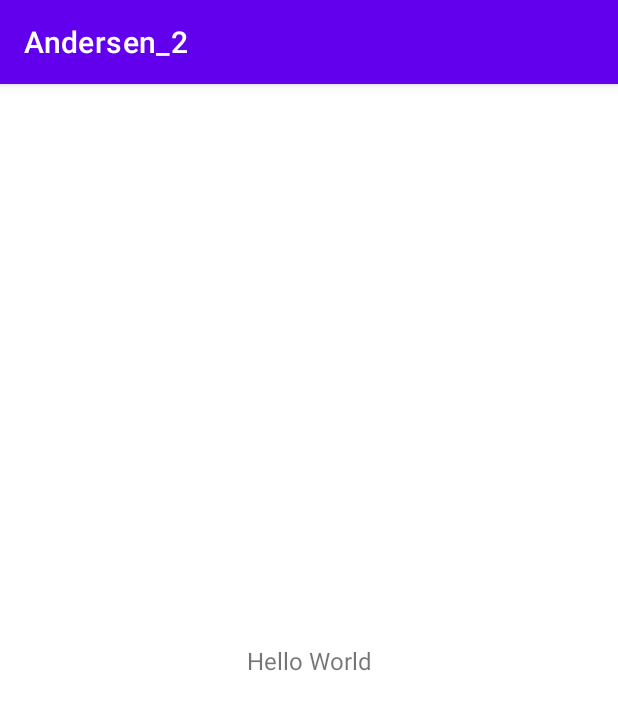
After one commit to teckzi/Andersen_2, an Android app: the LessonOneOne screen opened directly, with no data from a screen before it, on a phone screen of 412 x 824 dp. The commit adds this screen. Shown: the top 710 px of the screen. Run offline under Robolectric (Android 15) with nearby library versions, the phone set to English and light mode, and no system bars.

Commit message:
Lesson 1.1

```diff
--- a/app/src/main/AndroidManifest.xml
+++ b/app/src/main/AndroidManifest.xml
@@ -10,6 +10,9 @@
         android:supportsRtl="true"
         android:theme="@style/Theme.Andersen_2">
         <activity
+            android:name=".lessonOneOne.LessonOneOne"
+            android:exported="false" />
+        <activity
             android:name=".MainActivity"
             android:exported="true">
             <intent-filter>
--- a/app/src/main/java/com/tck/myapplication/MainActivity.kt
+++ b/app/src/main/java/com/tck/myapplication/MainActivity.kt
@@ -4,6 +4,7 @@ import androidx.appcompat.app.AppCompatActivity
 import android.os.Bundle
 import androidx.databinding.DataBindingUtil
 import com.tck.myapplication.databinding.ActivityMainBinding
+import com.tck.myapplication.lessonOneOne.LessonOneOne
 
 class MainActivity : AppCompatActivity() {
     override fun onCreate(savedInstanceState: Bundle?) {
@@ -11,7 +12,7 @@ class MainActivity : AppCompatActivity() {
         val binding: ActivityMainBinding = DataBindingUtil.setContentView(this,R.layout.activity_main)
 
         binding.LessonOnePointOne.setOnClickListener {
-
+            startActivity(LessonOneOne.newIntent(this))
         }
 
         binding.LessonOnePointTwo.setOnClickListener {
--- /dev/null
+++ b/app/src/main/java/com/tck/myapplication/lessonOneOne/LessonOneOne.kt
@@ -0,0 +1,23 @@
+package com.tck.myapplication.lessonOneOne
+
+import android.content.Context
+import android.content.Intent
+import androidx.appcompat.app.AppCompatActivity
+import android.os.Bundle
+import android.util.Log
+import com.tck.myapplication.R
+
+private const val TAG = "LessonOneOne"
+class LessonOneOne : AppCompatActivity() {
+    companion object{
+        fun newIntent(packageContext: Context): Intent {
+            return Intent(packageContext,LessonOneOne::class.java)
+        }
+    }
+
+    override fun onCreate(savedInstanceState: Bundle?) {
+        super.onCreate(savedInstanceState)
+        setContentView(R.layout.activity_lesson_one_one)
+        Log.d(TAG,"Hello World")
+    }
+}
--- /dev/null
+++ b/app/src/main/res/layout/activity_lesson_one_one.xml
@@ -0,0 +1,25 @@
+<?xml version="1.0" encoding="utf-8"?>
+<androidx.constraintlayout.widget.ConstraintLayout
+    xmlns:android="http://schemas.android.com/apk/res/android"
+    xmlns:app="http://schemas.android.com/apk/res-auto"
+    xmlns:tools="http://schemas.android.com/tools"
+    android:layout_width="match_parent"
+    android:layout_height="match_parent"
+    tools:context=".lessonOneOne.LessonOneOne">
+
+
+    <TextView
+        android:layout_width="wrap_content"
+        android:layout_height="wrap_content"
+        android:layout_marginStart="16dp"
+        android:layout_marginTop="16dp"
+        android:layout_marginEnd="16dp"
+        android:layout_marginBottom="16dp"
+        android:text="@string/hello_world"
+        android:contentDescription="@string/hello_world"
+        android:textSize="16sp"
+        app:layout_constraintBottom_toBottomOf="parent"
+        app:layout_constraintEnd_toEndOf="parent"
+        app:layout_constraintStart_toStartOf="parent"
+        app:layout_constraintTop_toTopOf="parent" />
+</androidx.constraintlayout.widget.ConstraintLayout>
```
